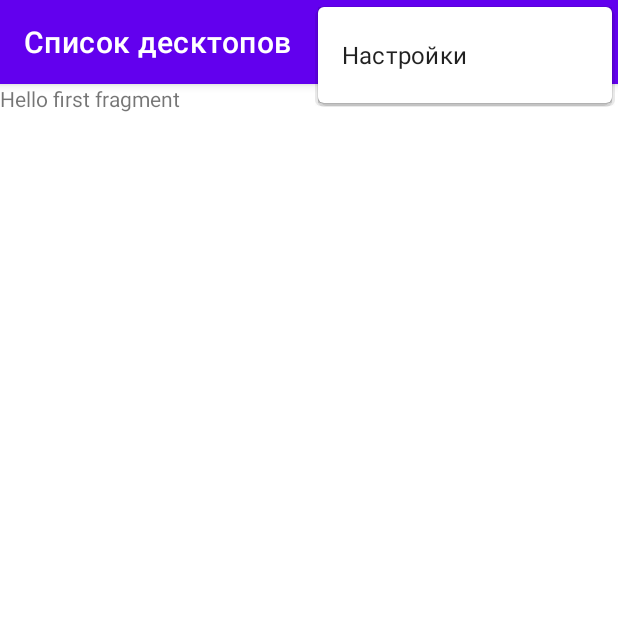
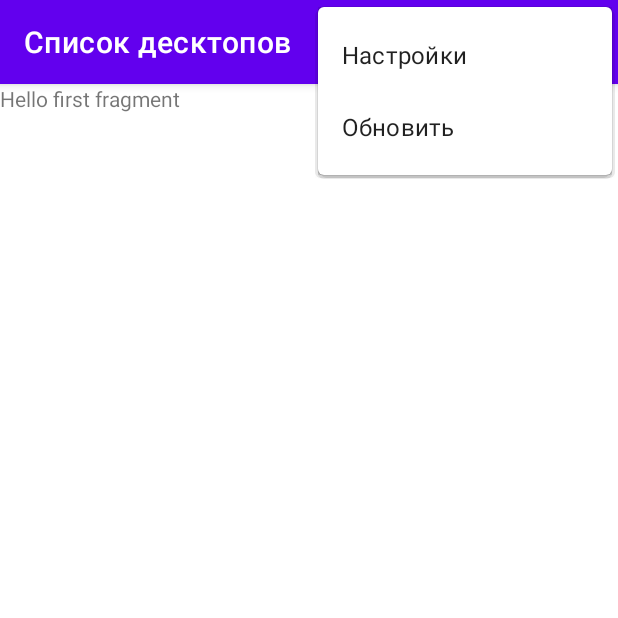
Before and after one commit to maxwellchaos/ScreenWatcherMobile, an Android app: the screen it shows after launch (MainActivity), with the options menu open, on a phone screen of 412 x 824 dp, the top half of it. Run offline under Robolectric (Android 15) with nearby library versions, the light colour scheme and no system bars; our stand-ins replace navigation-ui.

Commit message:
Добавлен пункт меню "Обновить"

```diff
--- a/app/src/main/java/com/screenwatch/screenwatcher/MainActivity.java
+++ b/app/src/main/java/com/screenwatch/screenwatcher/MainActivity.java
@@ -71,4 +71,10 @@ public class MainActivity extends AppCompatActivity {
         Toast.makeText(getApplicationContext(), "Переход в настройки", Toast.LENGTH_SHORT)
                 .show();
     }
+    public void onUpdate(MenuItem item)
+    {
+        //переход к настройкам
+        Toast.makeText(getApplicationContext(), "Обновление списка компьютеров", Toast.LENGTH_SHORT)
+                .show();
+    }
 }
--- a/app/src/main/res/menu/menu_main.xml
+++ b/app/src/main/res/menu/menu_main.xml
@@ -8,4 +8,10 @@
         android:orderInCategory="100"
         android:title="Настройки"
         app:showAsAction="never" />
+    <item
+        android:id="@+id/action_update"
+        android:onClick="onUpdate"
+        android:orderInCategory="100"
+        android:title="Обновить"
+        app:showAsAction="never" />
 </menu>
```
